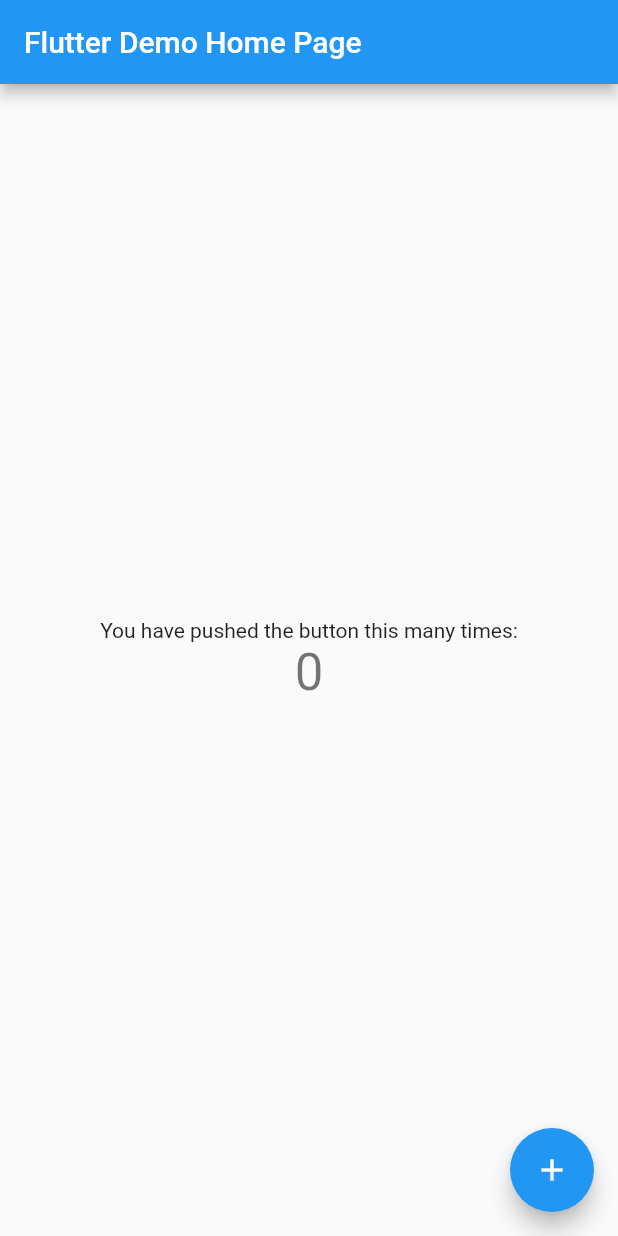
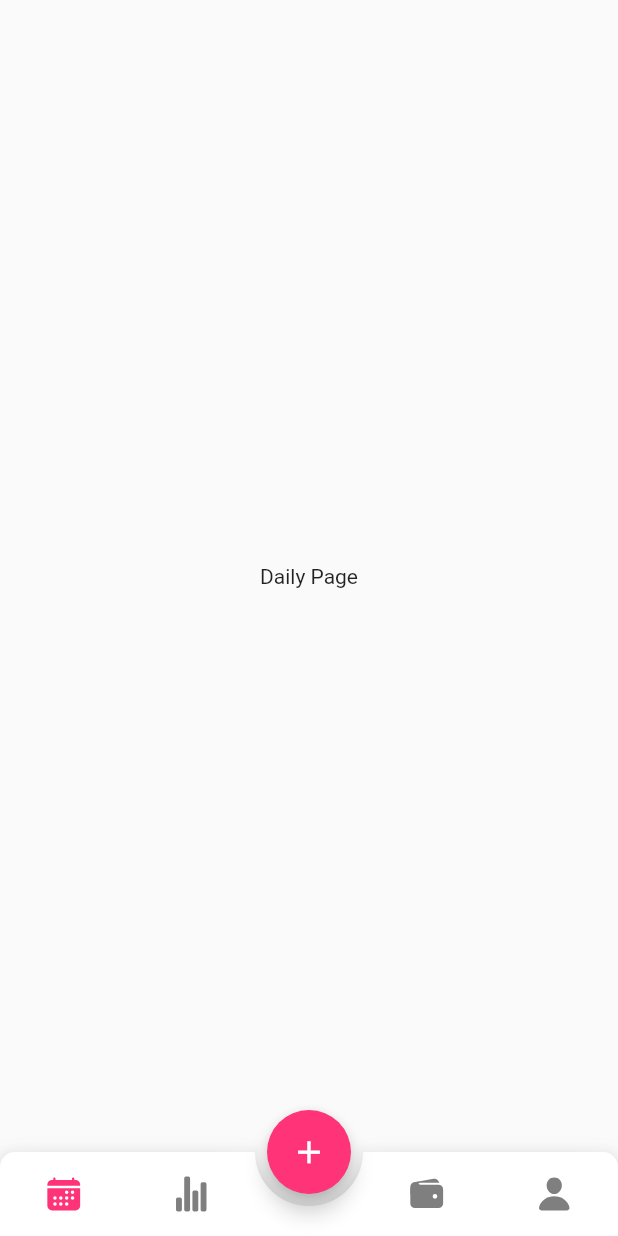
Before and after one commit to naneps/Budget-Tracker-UI-Flutter, a Flutter app: the screen it shows after launch, on a phone screen of 412 x 824 dp. Run offline on Flutter 3.47's test engine with Material 2 defaults, Android fonts, the phone set to English and light mode, and no system bars; drawn by our look-alikes of animated_bottom_navigation_bar; our stand-ins replace ionicons.

Commit message:
creating rootes

```diff
--- a/budget_tracker/lib/main.dart
+++ b/budget_tracker/lib/main.dart
@@ -1,115 +1,9 @@
+import 'package:budget_tracker/pages/root_app.dart';
 import 'package:flutter/material.dart';
 
 void main() {
-  runApp(const MyApp());
+  runApp(const MaterialApp(
+    debugShowCheckedModeBanner: false,
+    home: RootApp(),
+  ));
 }
-
-class MyApp extends StatelessWidget {
-  const MyApp({Key? key}) : super(key: key);
-
-  // This widget is the root of your application.
-  @override
-  Widget build(BuildContext context) {
-    return MaterialApp(
-      title: 'Flutter Demo',
-      theme: ThemeData(
-        // This is the theme of your application.
-        //
-        // Try running your application with "flutter run". You'll see the
-        // application has a blue toolbar. Then, without quitting the app, try
-        // changing the primarySwatch below to Colors.green and then invoke
-        // "hot reload" (press "r" in the console where you ran "flutter run",
-        // or simply save your changes to "hot reload" in a Flutter IDE).
-        // Notice that the counter didn't reset back to zero; the application
-        // is not restarted.
-        primarySwatch: Colors.blue,
-      ),
-      home: const MyHomePage(title: 'Flutter Demo Home Page'),
-    );
-  }
-}
-
-class MyHomePage extends StatefulWidget {
-  const MyHomePage({Key? key, required this.title}) : super(key: key);
-
-  // This widget is the home page of your application. It is stateful, meaning
-  // that it has a State object (defined below) that contains fields that affect
-  // how it looks.
-
-  // This class is the configuration for the state. It holds the values (in this
-  // case the title) provided by the parent (in this case the App widget) and
-  // used by the build method of the State. Fields in a Widget subclass are
-  // always marked "final".
-
-  final String title;
-
-  @override
-  State<MyHomePage> createState() => _MyHomePageState();
-}
-
-class _MyHomePageState extends State<MyHomePage> {
-  int _counter = 0;
-
-  void _incrementCounter() {
-    setState(() {
-      // This call to setState tells the Flutter framework that something has
-      // changed in this State, which causes it to rerun the build method below
-      // so that the display can reflect the updated values. If we changed
-      // _counter without calling setState(), then the build method would not be
-      // called again, and so nothing would appear to happen.
-      _counter++;
-    });
-  }
-
-  @override
-  Widget build(BuildContext context) {
-    // This method is rerun every time setState is called, for instance as done
-    // by the _incrementCounter method above.
-    //
-    // The Flutter framework has been optimized to make rerunning build methods
-    // fast, so that you can just rebuild anything that needs updating rather
-    // than having to individually change instances of widgets.
-    return Scaffold(
-      appBar: AppBar(
-        // Here we take the value from the MyHomePage object that was created by
-        // the App.build method, and use it to set our appbar title.
-        title: Text(widget.title),
-      ),
-      body: Center(
-        // Center is a layout widget. It takes a single child and positions it
-        // in the middle of the parent.
-        child: Column(
-          // Column is also a layout widget. It takes a list of children and
-          // arranges them vertically. By default, it sizes itself to fit its
-          // children horizontally, and tries to be as tall as its parent.
-          //
-          // Invoke "debug painting" (press "p" in the console, choose the
-          // "Toggle Debug Paint" action from the Flutter Inspector in Android
-          // Studio, or the "Toggle Debug Paint" command in Visual Studio Code)
-          // to see the wireframe for each widget.
-          //
-          // Column has various properties to control how it sizes itself and
-          // how it positions its children. Here we use mainAxisAlignment to
-          // center the children vertically; the main axis here is the vertical
-          // axis because Columns are vertical (the cross axis would be
-          // horizontal).
-          mainAxisAlignment: MainAxisAlignment.center,
-          children: <Widget>[
-            const Text(
-              'You have pushed the button this many times:',
-            ),
-            Text(
-              '$_counter',
-              style: Theme.of(context).textTheme.headline4,
-            ),
-          ],
-        ),
-      ),
-      floatingActionButton: FloatingActionButton(
-        onPressed: _incrementCounter,
-        tooltip: 'Increment',
-        child: const Icon(Icons.add),
-      ), // This trailing comma makes auto-formatting nicer for build methods.
-    );
-  }
-}
--- /dev/null
+++ b/budget_tracker/lib/pages/root_app.dart
@@ -0,0 +1,85 @@
+import 'package:animated_bottom_navigation_bar/animated_bottom_navigation_bar.dart';
+import 'package:budget_tracker/theme/colors.dart';
+import 'package:flutter/material.dart';
+import 'package:ionicons/ionicons.dart';
+
+class RootApp extends StatefulWidget {
+  const RootApp({Key? key}) : super(key: key);
+
+  @override
+  State<RootApp> createState() => _RootAppState();
+}
+
+class _RootAppState extends State<RootApp> {
+  int pageIndex = 0;
+  @override
+  Widget build(BuildContext context) {
+    return Scaffold(
+      body: getBody(),
+      floatingActionButton: FloatingActionButton(
+        onPressed: () {
+          setTabs(4);
+        },
+        child: Icon(
+          Icons.add,
+          size: 25,
+        ),
+        backgroundColor: primary,
+      ),
+      floatingActionButtonLocation: FloatingActionButtonLocation.centerDocked,
+      bottomNavigationBar: getFooter(),
+    );
+  }
+
+  Widget getBody() {
+    return IndexedStack(
+      index: pageIndex,
+      children: const [
+        Center(
+          child: Text("Daily Page"),
+        ),
+        Center(
+          child: Text("Stats Page"),
+        ),
+        Center(
+          child: Text("Budget Page"),
+        ),
+        Center(
+          child: Text("Profile Page"),
+        ),
+        Center(
+          child: Text("Create budget Page"),
+        ),
+      ],
+    );
+  }
+
+  Widget getFooter() {
+    List<IconData> iconItems = [
+      Ionicons.calendar,
+      Ionicons.stats_chart,
+      Ionicons.wallet,
+      Ionicons.person
+    ];
+    return AnimatedBottomNavigationBar(
+        icons: iconItems,
+        activeColor: primary,
+        splashColor: secondary,
+        inactiveColor: black.withOpacity(0.5),
+        gapLocation: GapLocation.center,
+        notchSmoothness: NotchSmoothness.softEdge,
+        activeIndex: pageIndex,
+        leftCornerRadius: 10,
+        iconSize: 25,
+        rightCornerRadius: 10,
+        onTap: (index) {
+          setTabs(index);
+        });
+  }
+
+  setTabs(index) {
+    setState(() {
+      pageIndex = index;
+    });
+  }
+}
--- /dev/null
+++ b/budget_tracker/lib/theme/colors.dart
@@ -0,0 +1,10 @@
+import 'package:flutter/material.dart';
+
+const Color primary = Color(0xFFFF3378);
+const Color secondary = Color(0xFFFF2278);
+const Color black = Color(0xFF000000);
+const Color white = Color(0xFFFFFFFF);
+const Color grey = Colors.grey;
+const Color red = Color(0xFFec5766);
+const Color green = Color(0xFF43aa8b);
+const Color blue = Color(0xFF28c2ff);
```
Also changed, not shown: budget_tracker/pubspec.yaml (+32 -42 lines), budget_tracker/assets/images/auto.png (added), budget_tracker/assets/images/bank.png (added), budget_tracker/assets/images/cash.png (added), budget_tracker/assets/images/charity.png (added), budget_tracker/assets/images/eating.png (added), budget_tracker/assets/images/gift.png (added), budget_tracker/pubspec.lock.
